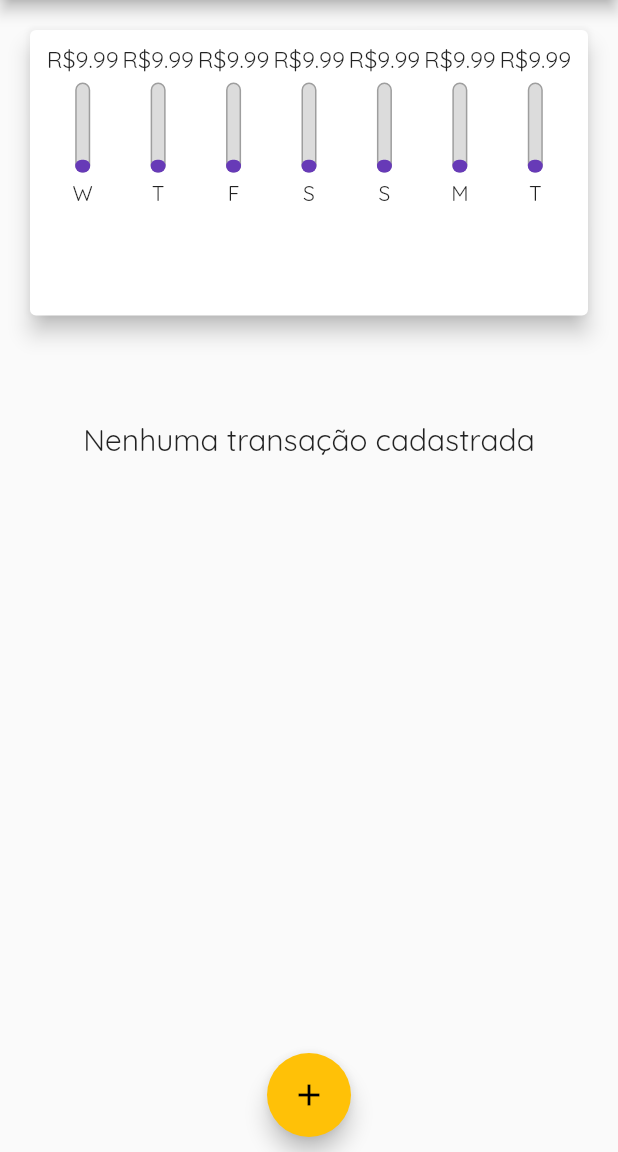
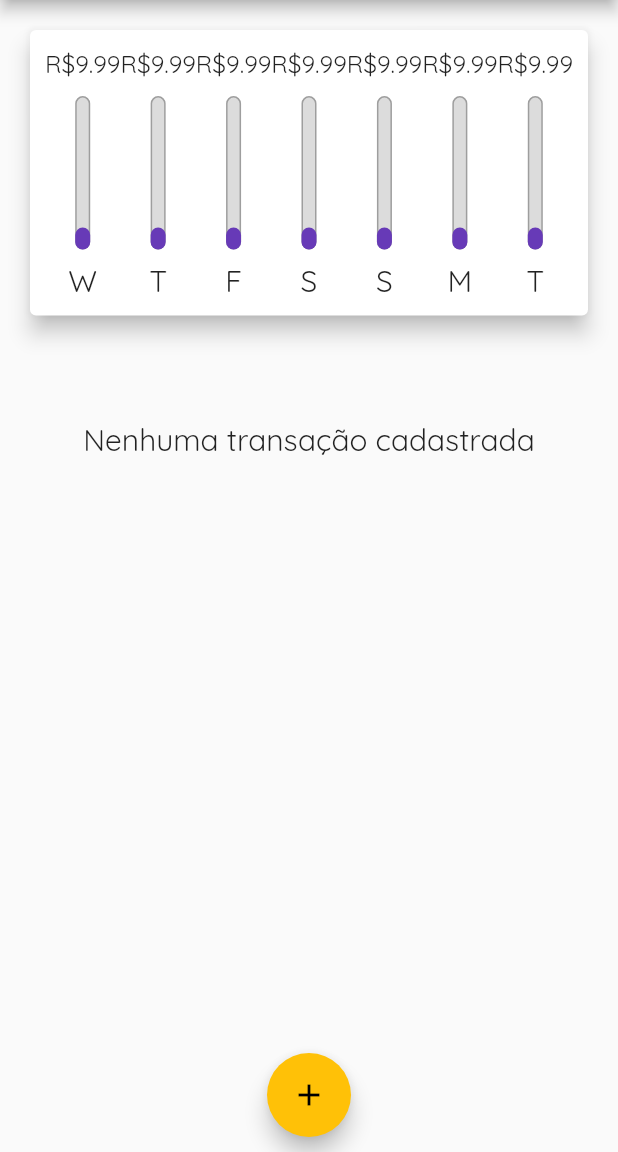
Before and after one commit to mechztcc/flutter-expenses, a Flutter app: the screen it shows after launch, on a phone screen of 412 x 824 dp, the part 84-1236 px from its top. Run offline on Flutter 3.47's test engine with Material 2 defaults, Android fonts, the phone set to English and light mode, and no system bars.

Commit message:
Tamanho de components responsivo com constrains.maxHeight

```diff
--- a/lib/components/chart_bar.dart
+++ b/lib/components/chart_bar.dart
@@ -16,14 +16,15 @@ class ChartBar extends StatelessWidget {
 
   @override
   Widget build(BuildContext context) {
+    return LayoutBuilder(builder: (ctz, constraints) {
       return Column(
         children: [
           Container(
-            height: 20,
+              height: constraints.maxHeight * 0.15,
               child: FittedBox(child: Text('R\$${value.toStringAsFixed(2)}'))),
-        SizedBox(height: 5),
+          SizedBox(height: constraints.maxHeight * 0.05),
           Container(
-          height: 60,
+            height: constraints.maxHeight * 0.6,
             width: 10,
             child: Stack(
               alignment: Alignment.bottomCenter,
@@ -46,9 +47,13 @@ class ChartBar extends StatelessWidget {
               ],
             ),
           ),
-        SizedBox(height: 5),
-        Text(label),
+          SizedBox(height: constraints.maxHeight * 0.05),
+          Container(
+            height: constraints.maxHeight * 0.15,
+            child: FittedBox(child: Text(label)),
+          ),
         ],
       );
+    });
   }
 }
```
Lines whose indentation alone changed are shown as unchanged.
